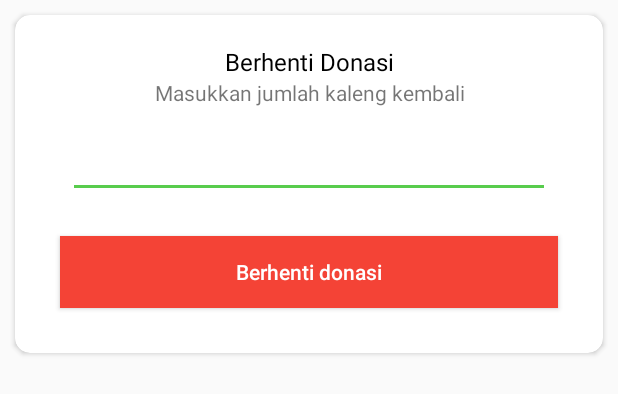
After one commit to maulanagmedia/yayasanislamamanah, an Android app: the layout dialog_berhenti_donasi.xml on its own in the app's theme, with its tools: preview values and no code run, on a phone screen of 412 x 824 dp. The commit adds this screen. Shown: the top 394 px of the screen. Run offline under Robolectric (Android 15) with nearby library versions, the phone set to English and light mode, and no system bars; network calls fail.

Commit message:
Updated Irfan 15/10/2019

```diff
--- a/app/src/main/java/co/id/gmedia/yia/Utils/ServerURL.java
+++ b/app/src/main/java/co/id/gmedia/yia/Utils/ServerURL.java
@@ -22,4 +22,5 @@ public class ServerURL {
     public static final String saveSurvey = baseURL + "Sales_checking/Rencana_kerja/validasiDonatur";
     public static final String saveCollector = baseURL + "Collector/Rencana_kerja/jemput_infaq";
     public static final String tambahDonaturLuarCollector = baseURL + "Collector/Rencana_kerja/data_luar";
+    public static final String berhentiDonasi = baseURL + "Collector/Rencana_kerja/donatur_out";
 }
--- /dev/null
+++ b/app/src/main/res/layout/dialog_berhenti_donasi.xml
@@ -0,0 +1,50 @@
+<?xml version="1.0" encoding="utf-8"?>
+<androidx.cardview.widget.CardView xmlns:android="http://schemas.android.com/apk/res/android"
+    xmlns:app="http://schemas.android.com/apk/res-auto"
+    android:orientation="vertical"
+    android:layout_width="match_parent"
+    android:layout_height="wrap_content"
+    android:layout_margin="@dimen/dp10"
+    app:cardCornerRadius="@dimen/dp10">
+
+    <LinearLayout
+        android:layout_width="match_parent"
+        android:layout_height="wrap_content"
+        android:orientation="vertical"
+        android:padding="@dimen/dp20">
+
+        <TextView
+            android:layout_width="match_parent"
+            android:layout_height="wrap_content"
+            android:text="Berhenti Donasi"
+            android:gravity="center"
+            android:textSize="@dimen/text_big"
+            android:textColor="@color/colorBlack" />
+
+        <TextView
+            android:layout_width="match_parent"
+            android:layout_height="wrap_content"
+            android:text="Masukkan jumlah kaleng kembali"
+            android:gravity="center"/>
+
+        <EditText
+            android:id="@+id/txt_kaleng_kembali"
+            android:layout_width="match_parent"
+            android:layout_height="wrap_content"
+            android:layout_margin="@dimen/dp15"
+            android:gravity="center"
+            android:inputType="number"/>
+
+        <Button
+            android:id="@+id/btn_dialog_berhenti"
+            android:layout_width="match_parent"
+            android:layout_height="wrap_content"
+            android:text="Berhenti donasi"
+            android:background="@drawable/bg_button_red"
+            android:textColor="@color/color_white"
+            android:textAllCaps="false"
+            android:layout_margin="@dimen/dp10"/>
+
+    </LinearLayout>
+
+</androidx.cardview.widget.CardView>
```
Also changed, not shown: app/src/main/java/co/id/gmedia/yia/ActCollector/Adapter/JadwalKunjunganAdapter.java (+9 -0 lines), app/src/main/java/co/id/gmedia/yia/ActCollector/Adapter/JadwalKunjunganCollectorAdapter.java (+76 -1 lines), app/src/main/res/layout/dialog_choser_collection.xml (+9 -0 lines).
